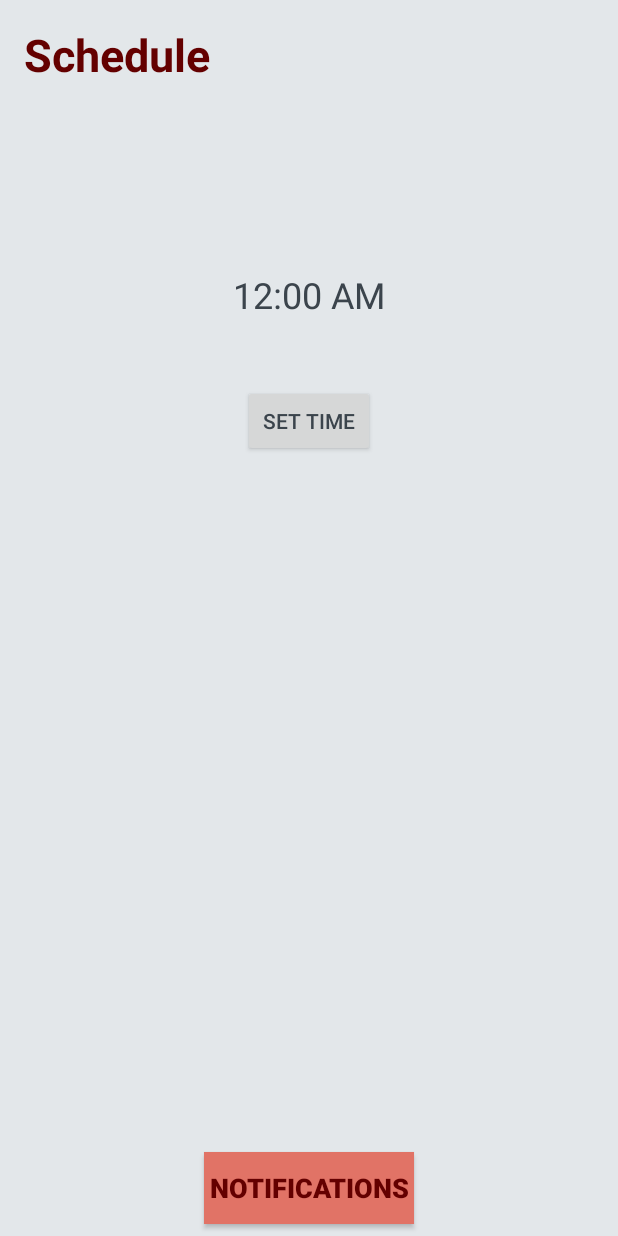
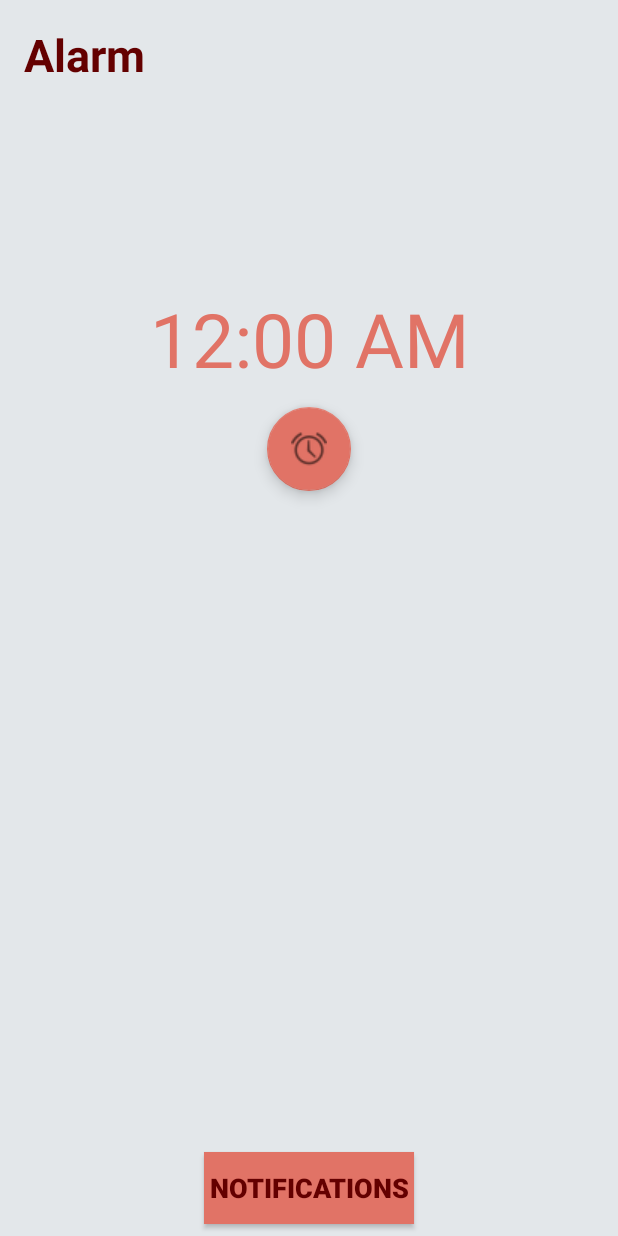
Before and after one commit to jjian4/SleepAlarm, an Android app: the screen it shows after launch (MainActivity), on a phone screen of 412 x 824 dp. Run offline under Robolectric (Android 15) with nearby library versions, the light colour scheme and no system bars.

Commit message:
Changed titles, notification content text, time display

```diff
--- a/app/src/main/java/jameskjiang/com/sleepreminders/MainActivity.kt
+++ b/app/src/main/java/jameskjiang/com/sleepreminders/MainActivity.kt
@@ -5,6 +5,9 @@ import android.os.Bundle
 import android.support.v7.app.AppCompatActivity
 import kotlinx.android.synthetic.main.activity_main.*
 
+//TODO: put actions under notification, option to close the alarm
+
+//Displays and manages the time of day the notification appears
 class MainActivity : AppCompatActivity() {
 
     override fun onCreate(savedInstanceState: Bundle?) {
--- a/app/src/main/res/layout/activity_main.xml
+++ b/app/src/main/res/layout/activity_main.xml
@@ -10,9 +10,11 @@
         android:id="@+id/textView_show_time"
         android:layout_width="wrap_content"
         android:layout_height="wrap_content"
-        android:layout_marginTop="180dp"
-        android:text="Hello World!"
-        android:textSize="24sp"
+        android:layout_marginTop="192dp"
+        android:text="Set a time"
+        android:textColor="@color/colorAccent"
+        android:textSize="50sp"
+        app:layout_constraintHorizontal_bias="0.502"
         app:layout_constraintLeft_toLeftOf="parent"
         app:layout_constraintRight_toRightOf="parent"
         app:layout_constraintTop_toTopOf="parent" />
@@ -49,18 +51,18 @@
         app:layout_constraintStart_toStartOf="parent"
         app:layout_constraintTop_toTopOf="parent" />
 
-    <Button
+    <android.support.design.widget.FloatingActionButton
         android:id="@+id/button_set_time"
         android:layout_width="wrap_content"
         android:layout_height="wrap_content"
         android:layout_marginEnd="8dp"
-        android:layout_marginLeft="8dp"
-        android:layout_marginRight="8dp"
         android:layout_marginStart="8dp"
-        android:layout_marginTop="44dp"
-        android:text="Set time"
+        android:layout_marginTop="12dp"
+        android:clickable="true"
+        app:fabSize="normal"
         app:layout_constraintEnd_toEndOf="parent"
         app:layout_constraintStart_toStartOf="parent"
-        app:layout_constraintTop_toBottomOf="@+id/textView_show_time" />
+        app:layout_constraintTop_toBottomOf="@+id/textView_show_time"
+        app:srcCompat="@android:drawable/ic_lock_idle_alarm" />
 
 </android.support.constraint.ConstraintLayout>
--- a/app/src/main/res/values/strings.xml
+++ b/app/src/main/res/values/strings.xml
@@ -1,11 +1,11 @@
 <resources>
     <string name="app_name">Sleep Reminders</string>
 
-    <string name="schedule_activity">Schedule</string>
+    <string name="schedule_activity">Alarm</string>
     <string name="goto_phrases_button">Notifications</string>
 
     <string name="phrases_activity">Notifications</string>
-    <string name="goto_schedule_button">Schedule</string>
+    <string name="goto_schedule_button">Alarm</string>
     <string name="add_phrase_button">Add Quote</string>
 
     <string name="add_phrase_activity">Add/Edit Quote</string>
```
Also changed, not shown: app/src/main/java/jameskjiang/com/sleepreminders/TimeBroadcastReceiver.kt (+10 -3 lines).
